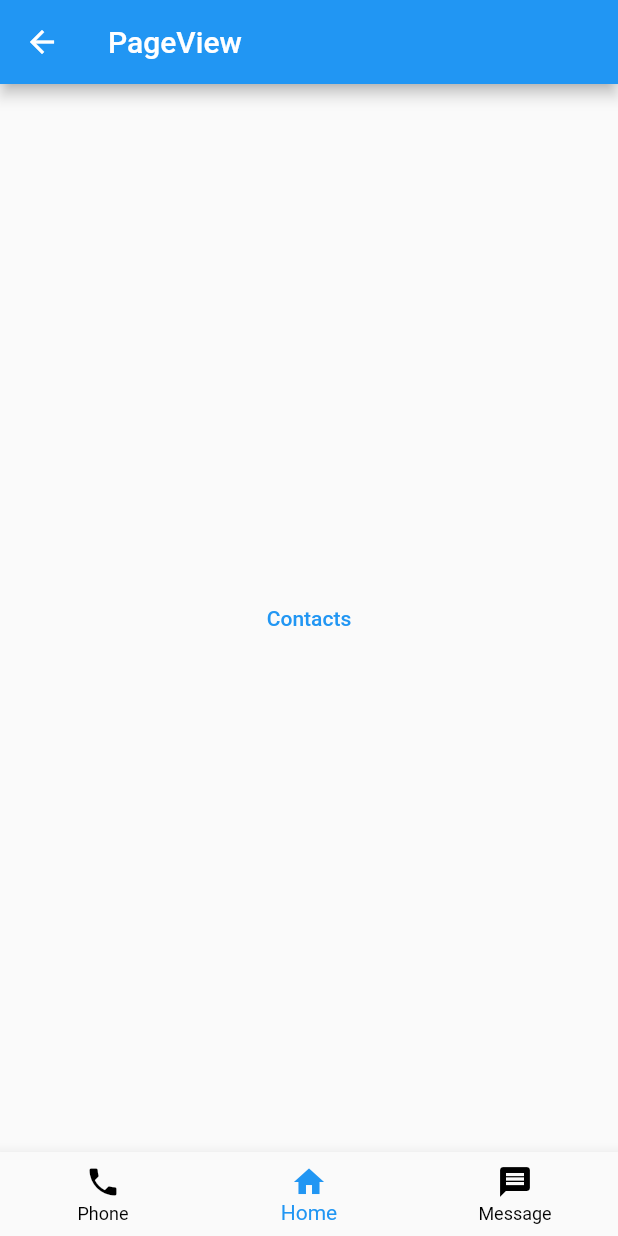
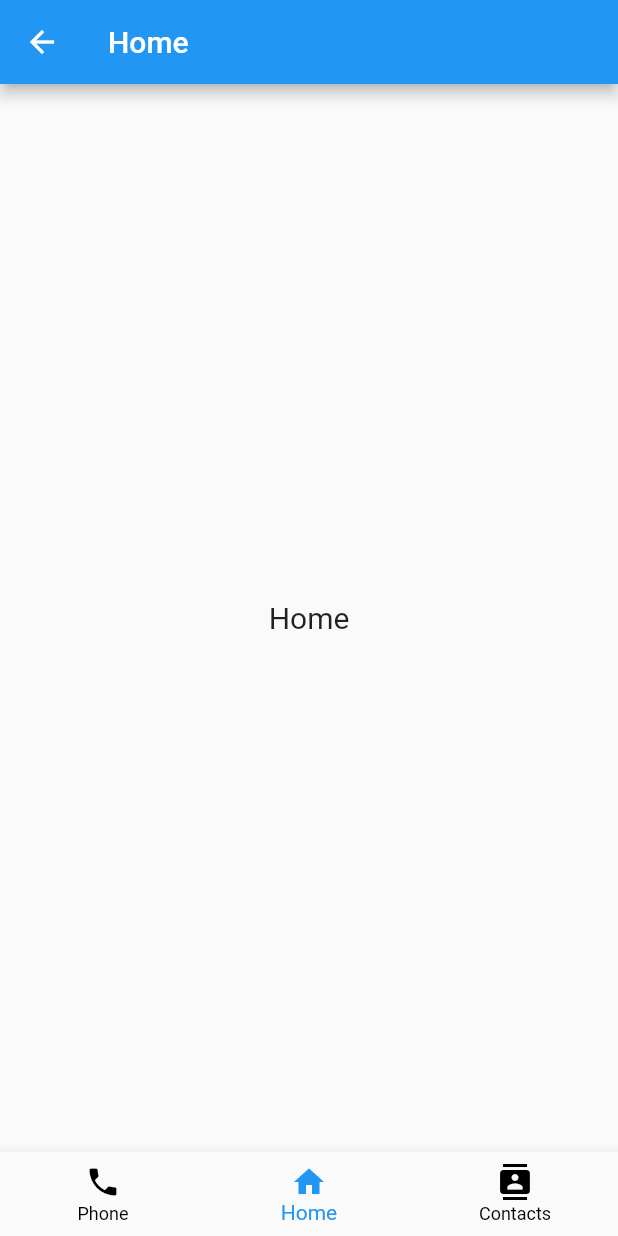
Before and after one commit to FayozbekJumabekov/Contact-App, a Flutter app: the PageViewPage screen opened by its route, item 2 of the bottom bar chosen, on a phone screen of 412 x 824 dp. Run offline on Flutter 3.47's test engine with Material 2 defaults, Android fonts, the phone set to English and light mode, and no system bars; our stand-ins replace contacts_service, flutter_spinkit, permission_handler.

Commit message:
Contacts add permission

```diff
--- a/lib/pages/pageview_page.dart
+++ b/lib/pages/pageview_page.dart
@@ -1,9 +1,7 @@
 import 'package:flutter/material.dart';
 import 'package:url_launcher/url_launcher.dart';
 import 'package:widget_catalog/pages/contact_access_page.dart';
-import 'package:widget_catalog/pages/listview_page.dart';
 import 'package:permission_handler/permission_handler.dart';
-
 
 class PageViewPage extends StatefulWidget {
   const PageViewPage({Key? key}) : super(key: key);
@@ -15,18 +13,7 @@ class PageViewPage extends StatefulWidget {
 }
 
 class _PageViewPageState extends State<PageViewPage> {
-  List<Color> colorList = [
-    Colors.orangeAccent,
-    Colors.purple,
-    Colors.blueAccent,
-    Colors.redAccent,
-    Colors.blue,
-    Colors.orangeAccent,
-    Colors.purple,
-    Colors.blueAccent,
-    Colors.redAccent,
-    Colors.blue
-  ];
+  List<Color> colorList = Colors.accents;
 
   List<Contact> contactList = [
     Contact("Ilhomjon", "+998945096336"),
@@ -36,8 +23,6 @@ class _PageViewPageState extends State<PageViewPage> {
     Contact("Sanjar aka", "+9989341000140"),
     Contact("Sardorbek", "+99896547841"),
     Contact("Shaxriyor", "+998911122767"),
-    Contact("Ucell Call Centre", "8123"),
-    Contact("PDP Call Centre", "+998787774747"),
     Contact("My number", "+998930000342"),
   ];
 
@@ -89,7 +74,7 @@ class _PageViewPageState extends State<PageViewPage> {
   Widget build(BuildContext context) {
     return Scaffold(
       appBar: AppBar(
-        title: Text("PageView"),
+        title: (_selectedPage == 1) ? Text("Home") : Text("Contacts"),
       ),
       body: PageView(
         controller: _pageController,
@@ -104,12 +89,10 @@ class _PageViewPageState extends State<PageViewPage> {
               child: ListView.builder(
                   itemCount: contactList.length,
                   itemBuilder: (context, index) {
-                    return card(index);
+                    return contact_Item(index);
                   })),
           home(),
-          Container(
-            color: Colors.orangeAccent,
-          ),
+          ContactAccessPage(),
         ],
       ),
       bottomNavigationBar: BottomNavigationBar(
@@ -138,21 +121,21 @@ class _PageViewPageState extends State<PageViewPage> {
             label: 'Home',
           ),
           BottomNavigationBarItem(
-            icon: Icon(Icons.message),
-            label: 'Message',
+            icon: Icon(Icons.contacts),
+            label: 'Contacts',
           ),
         ],
       ),
     );
   }
 
-  Widget card(int index) {
+  Widget contact_Item(int index) {
     return Card(
         margin: EdgeInsets.only(top: 5, bottom: 5, left: 5, right: 5),
         elevation: 1,
         child: ListTile(
           leading: CircleAvatar(
-            backgroundColor: colorList[index],
+            backgroundColor: colorList[index % 16],
             radius: 25,
             child: Text(
               contactList[index].name[0],
@@ -183,11 +166,9 @@ class _PageViewPageState extends State<PageViewPage> {
   Widget home() {
     return Center(
       child: Container(
-        child: TextButton(
-          child: Text("Contacts"),
-          onPressed: () {
-            _askPermissions(ContactAccessPage.id);
-          },
+        child: Text(
+          "Home",
+          style: TextStyle(fontSize: 20),
         ),
       ),
     );
--- a/pubspec.yaml
+++ b/pubspec.yaml
@@ -37,6 +37,7 @@ dependencies:
   url_launcher: ^6.0.17
   contacts_service: ^0.6.3
   permission_handler: ^8.3.0
+  flutter_spinkit: ^5.1.0
 
 dev_dependencies:
   flutter_test:
```
Also changed, not shown: lib/pages/contact_access_page.dart (+61 -23 lines), pubspec.lock.
